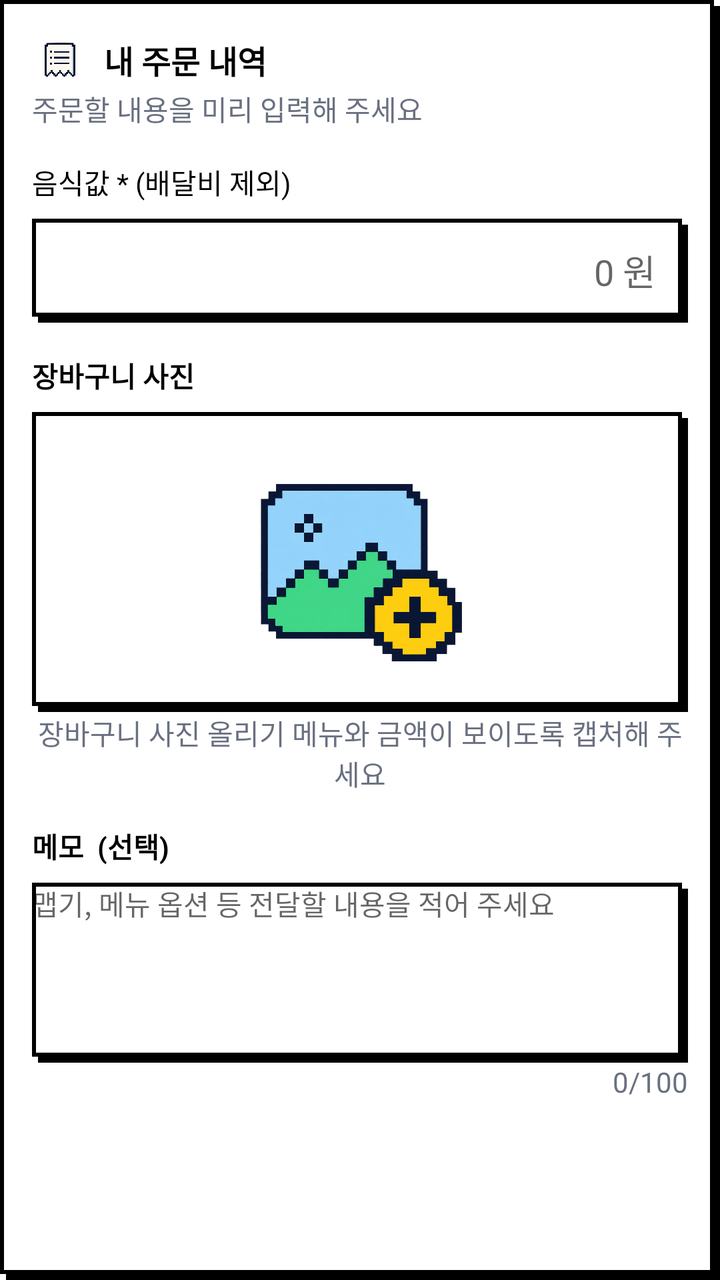
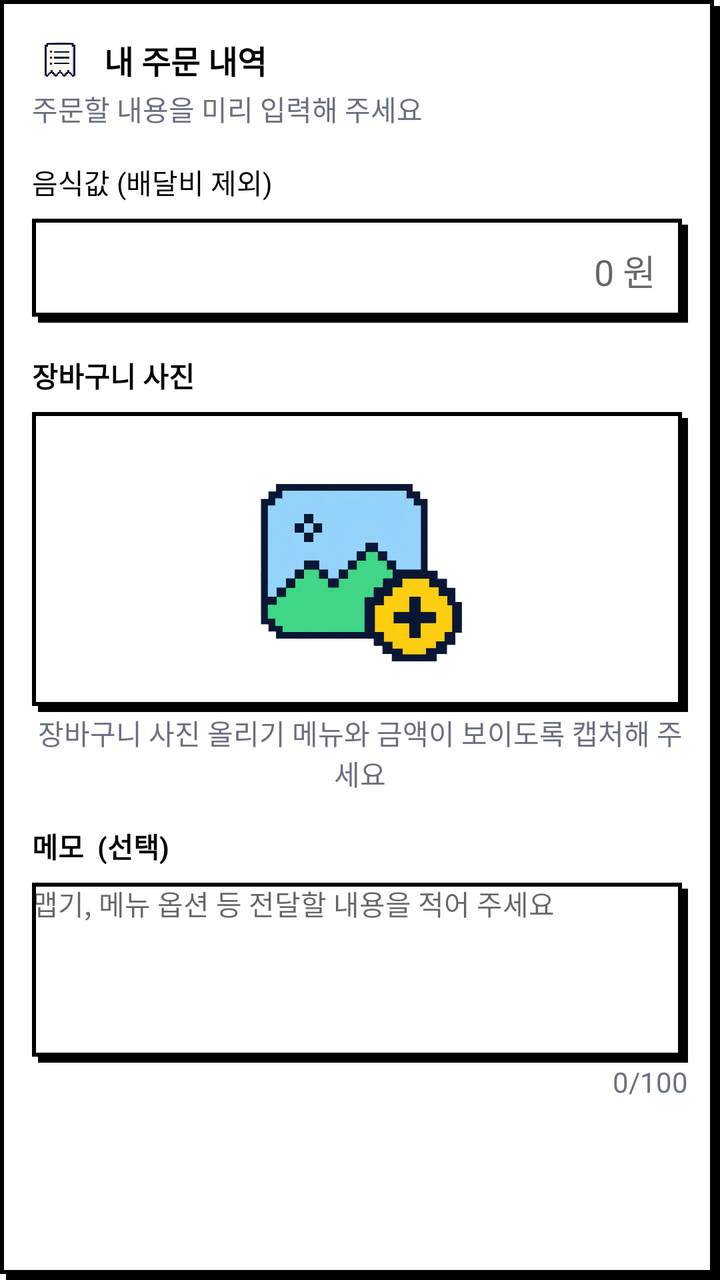

Compare the two renders of this Android layout. The source of the first and the diff that turns it into the second are given below.
<!-- AndroidManifest.xml: application theme Theme.Delibuddy -->
<!-- res/layout/layout_room_detail_order.xml -->
<LinearLayout xmlns:android="http://schemas.android.com/apk/res/android"
    android:id="@+id/order_card"
    android:layout_width="match_parent"
    android:layout_height="wrap_content"
    android:layout_marginTop="16dp"
    android:background="@drawable/bg_pixel_box"
    android:orientation="vertical"
    android:padding="16dp">

    <LinearLayout
        android:layout_width="match_parent"
        android:layout_height="wrap_content"
        android:gravity="center_vertical"
        android:orientation="horizontal">

        <ImageView
            android:layout_width="28dp"
            android:layout_height="28dp"
            android:layout_marginEnd="8dp"
            android:contentDescription="@null"
            android:scaleType="fitCenter"
            android:src="@drawable/receipt_icon" />

        <TextView
            android:layout_width="wrap_content"
            android:layout_height="wrap_content"
            android:text="내 주문 내역"
            android:textColor="@color/black"
            android:textSize="16sp"
            android:textStyle="bold" />
    </LinearLayout>

    <TextView
        android:layout_width="match_parent"
        android:layout_height="wrap_content"
        android:layout_marginBottom="16dp"
        android:text="주문할 내용을 미리 입력해 주세요"
        android:textColor="#697080" />

    <TextView
        android:layout_width="match_parent"
        android:layout_height="wrap_content"
        android:text="음식값 * (배달비 제외)"
        android:textColor="@color/black" />

    <EditText
        android:id="@+id/input_order_price"
        android:layout_width="match_parent"
        android:layout_height="52dp"
        android:layout_marginTop="8dp"
        android:background="@drawable/bg_pixel_box"
        android:gravity="end|center_vertical"
        android:paddingHorizontal="16dp"
        android:hint="0 원"
        android:inputType="number"
        android:maxLength="10"
        android:textColor="@color/black" />

    <TextView
        android:layout_width="match_parent"
        android:layout_height="wrap_content"
        android:layout_marginTop="16dp"
        android:text="장바구니 사진"
        android:textColor="@color/black"
        android:textStyle="bold" />

    <ImageView
        android:id="@+id/image_order_preview"
        android:layout_width="match_parent"
        android:layout_height="150dp"
        android:layout_marginTop="8dp"
        android:background="@drawable/bg_pixel_box"
        android:contentDescription="장바구니 사진 올리기"
        android:scaleType="centerInside"
        android:src="@drawable/picture_icon" />

    <TextView
        android:layout_width="match_parent"
        android:layout_height="wrap_content"
        android:gravity="center"
        android:text="장바구니 사진 올리기 메뉴와 금액이 보이도록 캡처해 주세요"
        android:textColor="#697080" />

    <TextView
        android:layout_width="match_parent"
        android:layout_height="wrap_content"
        android:layout_marginTop="16dp"
        android:text="메모  (선택)"
        android:textColor="@color/black"
        android:textStyle="bold" />

    <EditText
        android:id="@+id/input_order_memo"
        android:layout_width="match_parent"
        android:layout_height="90dp"
        android:layout_marginTop="8dp"
        android:background="@drawable/bg_pixel_box"
        android:gravity="top"
        android:hint="맵기, 메뉴 옵션 등 전달할 내용을 적어 주세요"
        android:inputType="textMultiLine"
        android:maxLength="100"
        android:textColor="@color/black"
        android:textSize="14sp" />

    <TextView
        android:id="@+id/text_memo_count"
        android:layout_width="match_parent"
        android:layout_height="wrap_content"
        android:gravity="end"
        android:text="0/100"
        android:textColor="#697080" />

    <TextView
        android:id="@+id/text_order_message"
        android:layout_width="match_parent"
        android:layout_height="wrap_content"
        android:textColor="#697080" />
</LinearLayout>
<!-- resources referenced by this layout -->
<resources>
  <color name="black">#FF000000</color>
  <!-- drawable bg_pixel_box (drawable) -->
  <?xml version="1.0" encoding="utf-8"?>
  <layer-list xmlns:android="http://schemas.android.com/apk/res/android">
      
      <item
          android:left="@dimen/pixel_shadow"
          android:top="@dimen/pixel_shadow">
          <shape android:shape="rectangle">
              <solid android:color="@color/black" />
          </shape>
      </item>
      
      <item
          android:right="@dimen/pixel_shadow"
          android:bottom="@dimen/pixel_shadow">
          <shape android:shape="rectangle">
              <solid android:color="@color/white" />
              <stroke
                  android:width="@dimen/pixel_stroke"
                  android:color="@color/black" />
          </shape>
      </item>
  </layer-list>
  <!-- drawable picture_icon: png bitmap (drawable, 557710 bytes) -->
  <!-- drawable receipt_icon: png bitmap (drawable, 546539 bytes) -->
  <style name="Theme.Delibuddy" parent="Theme.MaterialComponents.DayNight.NoActionBar">
          
          <item name="colorPrimary">@color/background</item>
          <item name="colorPrimaryVariant">@color/purple_700</item>
          <item name="colorOnPrimary">@color/white</item>
          
          <item name="colorSecondary">@color/teal_200</item>
          <item name="colorSecondaryVariant">@color/teal_700</item>
          <item name="colorOnSecondary">@color/black</item>
          
          <item name="android:statusBarColor">?attr/colorPrimaryVariant</item>
          
          <item name="fontFamily">@font/mulmaru</item>
      </style>
  <dimen name="pixel_shadow">3dp</dimen>
  <color name="white">#FFFFFFFF</color>
  <dimen name="pixel_stroke">2dp</dimen>
  <color name="background">#FFF4CF</color>
  <color name="purple_700">#FF3700B3</color>
  <color name="teal_200">#FF03DAC5</color>
  <color name="teal_700">#FF018786</color>
</resources>

<!-- the commit's change to res/layout/layout_room_detail_order.xml (unified diff, before → after) -->
@@ -40,7 +40,7 @@
     <TextView
         android:layout_width="match_parent"
         android:layout_height="wrap_content"
-        android:text="음식값 * (배달비 제외)"
+        android:text="음식값 (배달비 제외)"
         android:textColor="@color/black" />
 
     <EditText
